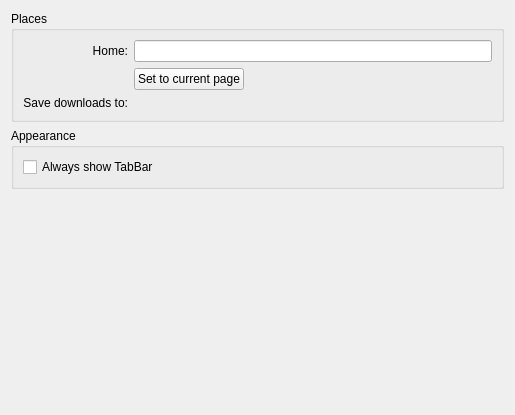
The window that src/settings_general.ui (KDE/rekonq) describes before a commit, drawn with Qt 5.
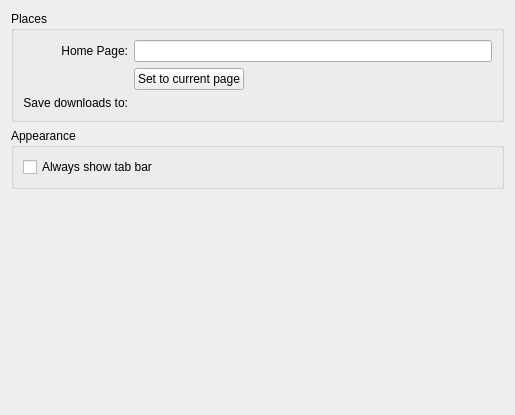
The same window after the commit. Custom widgets are drawn as their Qt base class.

The edit to the form file:
```diff
--- a/src/settings_general.ui
+++ b/src/settings_general.ui
@@ -23,7 +23,7 @@
       <item row="0" column="0">
        <widget class="QLabel" name="label_3">
         <property name="text">
-         <string>Home:</string>
+         <string>Home Page:</string>
         </property>
         <property name="alignment">
          <set>Qt::AlignRight|Qt::AlignTrailing|Qt::AlignVCenter</set>
@@ -89,7 +89,7 @@
       <item>
        <widget class="QCheckBox" name="kcfg_alwaysShowTabBar">
         <property name="text">
-         <string>Always show TabBar</string>
+         <string>Always show tab bar</string>
         </property>
        </widget>
       </item>
```
